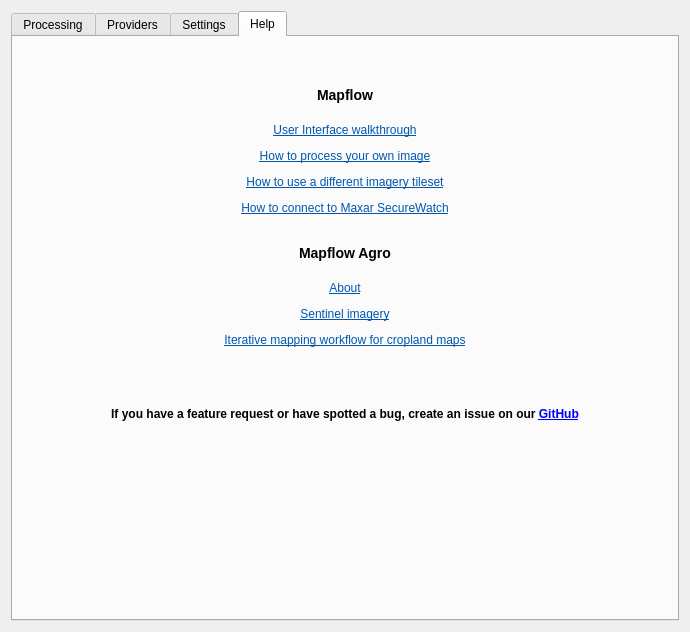
Geoalert/mapflow-qgis, file mapflow/static/ui/main_dialog.ui: the form before one commit.
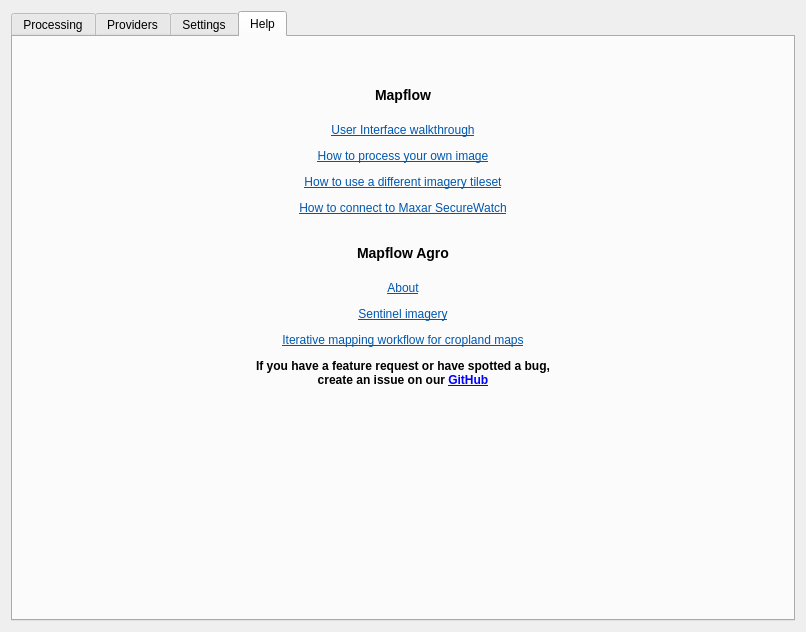
The form after the commit. The open tabs and pages were chosen to show the change. Custom widgets are drawn as their Qt base class.

Commit message: feat: translation

The edit to the form file:
```diff
--- a/mapflow/static/ui/main_dialog.ui
+++ b/mapflow/static/ui/main_dialog.ui
@@ -6,7 +6,7 @@
    <rect>
     <x>0</x>
     <y>0</y>
-    <width>690</width>
+    <width>806</width>
     <height>632</height>
    </rect>
   </property>
@@ -945,10 +945,7 @@
        <item>
         <widget class="QLabel" name="help">
          <property name="text">
-          <string>&lt;html&gt;&lt;head/&gt;&lt;body&gt;&lt;h3 style=&quot; margin-top:30px; margin-bottom:20px; margin-left:30px; margin-right:30px; -qt-block-indent:0; text-indent:0px;&quot;&gt;&lt;span&gt;Mapflow&lt;/span&gt;&lt;/h3&gt;&lt;p align=&quot;center&quot;&gt;&lt;a href=&quot;https://docs.mapflow.ai/api/qgis_mapflow#user-interface&quot;&gt;&lt;span style=&quot; text-decoration: underline; color:#0057ae;&quot;&gt;User Interface walkthrough&lt;/span&gt;&lt;/a&gt;&lt;/p&gt;&lt;p align=&quot;center&quot;&gt;&lt;a href=&quot;https://docs.mapflow.ai/api/qgis_mapflow#how-to-process-your-own-imagery&quot;&gt;&lt;span style=&quot; text-decoration: underline; color:#0057ae;&quot;&gt;How to process your own image&lt;/span&gt;&lt;/a&gt;&lt;/p&gt;&lt;p align=&quot;center&quot;&gt;&lt;a href=&quot;https://docs.mapflow.ai/api/qgis_mapflow#how-to-use-other-imagery-services&quot;&gt;&lt;span style=&quot; text-decoration: underline; color:#0057ae;&quot;&gt;How to use a different imagery tileset&lt;/span&gt;&lt;/a&gt;&lt;/p&gt;&lt;p align=&quot;center&quot;&gt;&lt;a href=&quot;https://docs.mapflow.ai/api/qgis_mapflow#how-to-connect-to-maxar-securewatch&quot;&gt;&lt;span style=&quot; text-decoration: underline; color:#0057ae;&quot;&gt;How to connect to Maxar SecureWatch&lt;/span&gt;&lt;/a&gt;&lt;/p&gt;
-&lt;h3 style=&quot; margin-top:30px; margin-bottom:20px; margin-left:30px; margin-right:30px; -qt-block-indent:0; text-indent:0px;&quot;&gt;&lt;span&gt;Mapflow Agro&lt;/span&gt;&lt;/h3&gt;&lt;p align=&quot;center&quot;&gt;&lt;a href=&quot;https://agro.geoalert.io/&quot;&gt;&lt;span style=&quot; text-decoration: underline; color:#0057ae;&quot;&gt;About&lt;/span&gt;&lt;/a&gt;&lt;/p&gt;&lt;p align=&quot;center&quot;&gt;&lt;a href=&quot;https://docs.mapflow.ai/api/qgis_mapflow.html#sentinel-2&quot;&gt;&lt;span style=&quot; text-decoration: underline; color:#0057ae;&quot;&gt;Sentinel imagery&lt;/span&gt;&lt;/a&gt;&lt;/p&gt;&lt;p align=&quot;center&quot;&gt;&lt;a href=&quot;https://docs.mapflow.ai/userguides/iterative_mapping.html&quot;&gt;&lt;span style=&quot; text-decoration: underline; color:#0057ae;&quot;&gt;Iterative mapping workflow for cropland maps&lt;/span&gt;&lt;/a&gt;&lt;/p&gt;
-&lt;div style=&quot; margin-top:60px; margin-bottom:20px; margin-left:30px; margin-right:30px; -qt-block-indent:0; text-indent:0px;&quot;&gt;&lt;strong&gt;If you have a feature request or have spotted a bug, create an issue on our &lt;a href=&quot;https://github.com/Geoalert/mapflow-qgis&quot;&gt;GitHub&lt;/a&gt;&lt;/strong&gt;&lt;/div&gt;
-&lt;/body&gt;&lt;/html&gt;</string>
+          <string>&lt;html&gt;&lt;head/&gt;&lt;body&gt;&lt;h3 style=&quot; margin-top:30px; margin-bottom:20px; margin-left:30px; margin-right:30px; -qt-block-indent:0; text-indent:0px;&quot;&gt;&lt;span style=&quot; font-size:large; font-weight:600;&quot;&gt;Mapflow&lt;/span&gt;&lt;/h3&gt;&lt;p align=&quot;center&quot;&gt;&lt;a href=&quot;https://docs.mapflow.ai/api/qgis_mapflow#user-interface&quot;&gt;&lt;span style=&quot; text-decoration: underline; color:#0057ae;&quot;&gt;User Interface walkthrough&lt;/span&gt;&lt;/a&gt;&lt;/p&gt;&lt;p align=&quot;center&quot;&gt;&lt;a href=&quot;https://docs.mapflow.ai/api/qgis_mapflow#how-to-process-your-own-imagery&quot;&gt;&lt;span style=&quot; text-decoration: underline; color:#0057ae;&quot;&gt;How to process your own image&lt;/span&gt;&lt;/a&gt;&lt;/p&gt;&lt;p align=&quot;center&quot;&gt;&lt;a href=&quot;https://docs.mapflow.ai/api/qgis_mapflow#how-to-use-other-imagery-services&quot;&gt;&lt;span style=&quot; text-decoration: underline; color:#0057ae;&quot;&gt;How to use a different imagery tileset&lt;/span&gt;&lt;/a&gt;&lt;/p&gt;&lt;p align=&quot;center&quot;&gt;&lt;a href=&quot;https://docs.mapflow.ai/api/qgis_mapflow#how-to-connect-to-maxar-securewatch&quot;&gt;&lt;span style=&quot; text-decoration: underline; color:#0057ae;&quot;&gt;How to connect to Maxar SecureWatch&lt;/span&gt;&lt;/a&gt;&lt;/p&gt;&lt;h3 style=&quot; margin-top:30px; margin-bottom:20px; margin-left:30px; margin-right:30px; -qt-block-indent:0; text-indent:0px;&quot;&gt;&lt;span style=&quot; font-size:large; font-weight:600;&quot;&gt;Mapflow Agro&lt;/span&gt;&lt;/h3&gt;&lt;p align=&quot;center&quot;&gt;&lt;a href=&quot;https://agro.geoalert.io/&quot;&gt;&lt;span style=&quot; text-decoration: underline; color:#0057ae;&quot;&gt;About&lt;/span&gt;&lt;/a&gt;&lt;/p&gt;&lt;p align=&quot;center&quot;&gt;&lt;a href=&quot;https://docs.mapflow.ai/api/qgis_mapflow.html#sentinel-2&quot;&gt;&lt;span style=&quot; text-decoration: underline; color:#0057ae;&quot;&gt;Sentinel imagery&lt;/span&gt;&lt;/a&gt;&lt;/p&gt;&lt;p align=&quot;center&quot;&gt;&lt;a href=&quot;https://docs.mapflow.ai/userguides/iterative_mapping.html&quot;&gt;&lt;span style=&quot; text-decoration: underline; color:#0057ae;&quot;&gt;Iterative mapping workflow for cropland maps&lt;/span&gt;&lt;/a&gt;&lt;/p&gt;&lt;p&gt;&lt;span style=&quot; font-weight:600;&quot;&gt;If you have a feature request or have spotted a bug,&lt;br/&gt;create an issue on our &lt;/span&gt;&lt;a href=&quot;https://github.com/Geoalert/mapflow-qgis&quot;&gt;&lt;span style=&quot; font-weight:600; text-decoration: underline; color:#0000ff;&quot;&gt;GitHub&lt;/span&gt;&lt;/a&gt;&lt;/p&gt;&lt;/body&gt;&lt;/html&gt;</string>
          </property>
          <property name="alignment">
           <set>Qt::AlignHCenter|Qt::AlignTop</set>
```
The commit also changes 2 other files.
